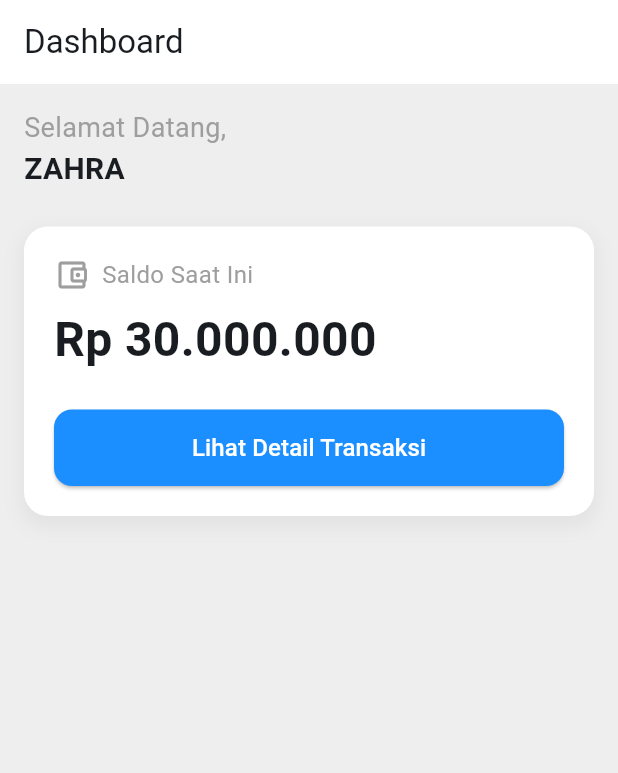
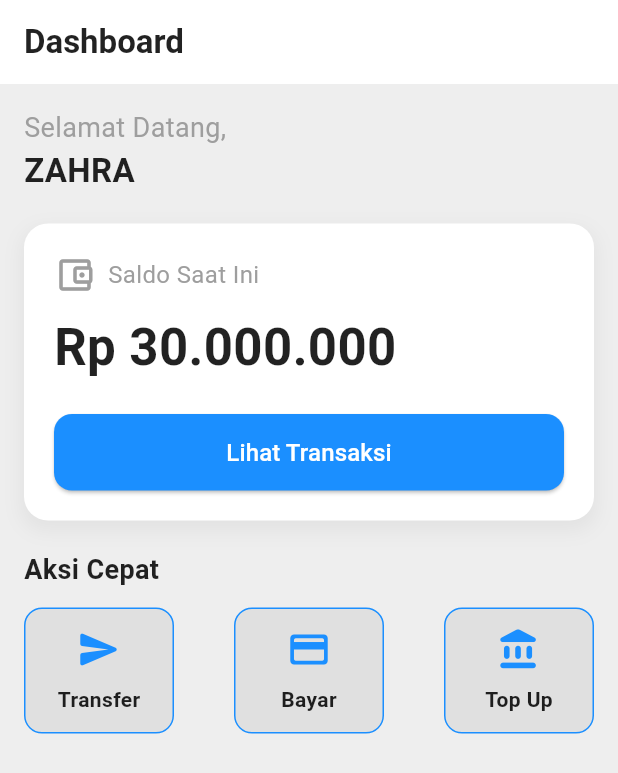
Before and after one commit to zyelous/prak-mobilelanjut-2317051049, a Flutter app: the DashboardScreen screen opened by its route, on a phone screen of 412 x 824 dp. Shown: the top 773 px of the screen. Run offline on Flutter 3.47's test engine with Material 3 defaults, Android fonts, the phone set to English and light mode, and no system bars.

Commit message:
Pertemuan-6

```diff
--- a/lib/main.dart
+++ b/lib/main.dart
@@ -2,6 +2,7 @@ import 'package:flutter/material.dart';
 import 'screens/login_screen.dart';
 import 'screens/signup_screen.dart';
 import 'screens/dashboard_screen.dart';
+import 'screens/splash_screen.dart';
 
 void main() {
   runApp(const JustduitApp());
@@ -10,7 +11,6 @@ void main() {
 class JustduitApp extends StatelessWidget {
   const JustduitApp({super.key});
 
-  // sementara: misal user sudah login
   final bool isLoggedIn = false;
 
   @override
@@ -47,6 +47,7 @@ class JustduitApp extends StatelessWidget {
         LoginScreen.route: (_) => const LoginScreen(),
         SignupScreen.route: (_) => const SignupScreen(),
         DashboardScreen.route: (_) => const DashboardScreen(),
+        SplashScreen.route: (_) => const SplashScreen(),
       },
     );
   }
--- a/lib/screens/dashboard_screen.dart
+++ b/lib/screens/dashboard_screen.dart
@@ -8,18 +8,26 @@ class DashboardScreen extends StatelessWidget {
   @override
   Widget build(BuildContext context) {
     return Scaffold(
-      backgroundColor: Colors.grey[200], // Latar belakang abu-abu muda
+      backgroundColor: Colors.grey[200],
       appBar: AppBar(
-        title: const Text('Dashboard'),
+        title: const Text(
+          'Dashboard',
+          style: TextStyle(
+            fontWeight: FontWeight.bold,
+            color: Colors.black87,
+          ),
+        ),
         backgroundColor: Colors.white,
+        elevation: 0,
         automaticallyImplyLeading: false,
       ),
       body: Padding(
-        padding: const EdgeInsets.all(16.0), // Biar ada jarak dari tepi layar
+        padding: const EdgeInsets.all(16.0),
+        child: SingleChildScrollView(
           child: Column(
-          crossAxisAlignment: CrossAxisAlignment.start, // Ratakan konten ke kiri
+            crossAxisAlignment: CrossAxisAlignment.start,
             children: [
-            // Teks Sapaan
+              // Header Sapaan
               const Text(
                 'Selamat Datang,',
                 style: TextStyle(
@@ -30,15 +38,16 @@ class DashboardScreen extends StatelessWidget {
               const Text(
                 'ZAHRA',
                 style: TextStyle(
-                fontSize: 20,
+                  fontSize: 22,
                   fontWeight: FontWeight.bold,
+                  color: Colors.black87,
                 ),
               ),
-            const SizedBox(height: 24), // Spasi antar elemen
+              const SizedBox(height: 20),
 
-            // --- Kartu Informasi Utama ---
-            Container(
-              width: double.infinity, // Lebar kartu memenuhi layar
+              AnimatedContainer(
+                duration: const Duration(milliseconds: 500),
+                width: double.infinity,
                 padding: const EdgeInsets.all(20.0),
                 decoration: BoxDecoration(
                   color: Colors.white,
@@ -55,12 +64,12 @@ class DashboardScreen extends StatelessWidget {
                 child: Column(
                   crossAxisAlignment: CrossAxisAlignment.start,
                   children: [
-                  // Baris: Menyajarkan ikon dan teks "Saldo"
                     Row(
                       children: [
                         Icon(
                           Icons.account_balance_wallet_outlined,
                           color: Colors.grey[500],
+                          size: 28,
                         ),
                         const SizedBox(width: 8),
                         const Text(
@@ -72,17 +81,16 @@ class DashboardScreen extends StatelessWidget {
                         ),
                       ],
                     ),
-                  const SizedBox(height: 8),
+                    const SizedBox(height: 10),
                     const Text(
                       'Rp 30.000.000',
                       style: TextStyle(
-                      fontSize: 32,
+                        fontSize: 34,
                         fontWeight: FontWeight.bold,
+                        color: Colors.black87,
                       ),
                     ),
-                  const SizedBox(height: 24),
-
-                  // Tombol Aksi di dalam kartu
+                    const SizedBox(height: 20),
                     SizedBox(
                       width: double.infinity,
                       child: ElevatedButton(
@@ -90,20 +98,84 @@ class DashboardScreen extends StatelessWidget {
                         style: ElevatedButton.styleFrom(
                           backgroundColor: const Color(0xFF1B8FFF),
                           foregroundColor: Colors.white,
-                        padding: const EdgeInsets.symmetric(
-                          vertical: 14,
-                        ),
+                          padding: const EdgeInsets.symmetric(vertical: 14),
                           shape: RoundedRectangleBorder(
                             borderRadius: BorderRadius.circular(12),
                           ),
                         ),
                         child: const Text(
-                        'Lihat Detail Transaksi',
+                          'Lihat Transaksi',
                           style: TextStyle(fontSize: 16),
                         ),
                       ),
                     ),
                   ],
+                ),
+              ),
+              const SizedBox(height: 20),
+
+              // Quick Actions
+              const Text(
+                'Aksi Cepat',
+                style: TextStyle(
+                  fontSize: 18,
+                  fontWeight: FontWeight.bold,
+                  color: Colors.black87,
+                ),
+              ),
+              const SizedBox(height: 12),
+              Row(
+                mainAxisAlignment: MainAxisAlignment.spaceBetween,
+                children: [
+                  _buildQuickActionButton(
+                    icon: Icons.send_rounded,
+                    label: 'Transfer',
+                    onTap: () {},
+                  ),
+                  _buildQuickActionButton(
+                    icon: Icons.payment_rounded,
+                    label: 'Bayar',
+                    onTap: () {},
+                  ),
+                  _buildQuickActionButton(
+                    icon: Icons.account_balance_rounded,
+                    label: 'Top Up',
+                    onTap: () {},
+                  ),
+                ],
+              ),
+            ],
+          ),
+        ),
+      ),
+    );
+  }
+
+  Widget _buildQuickActionButton({
+    required IconData icon,
+    required String label,
+    required VoidCallback onTap,
+  }) {
+    return GestureDetector(
+      onTap: onTap,
+      child: Container(
+        width: 100,
+        padding: const EdgeInsets.all(12.0),
+        decoration: BoxDecoration(
+          color: Colors.grey[300],
+          borderRadius: BorderRadius.circular(12.0),
+          border: Border.all(color: const Color(0xFF1B8FFF), width: 1),
+        ),
+        child: Column(
+          children: [
+            Icon(icon, size: 30, color: const Color(0xFF1B8FFF)),
+            const SizedBox(height: 8),
+            Text(
+              label,
+              style: const TextStyle(
+                fontSize: 14,
+                fontWeight: FontWeight.w600,
+                color: Colors.black87,
               ),
             ),
           ],
```
Also changed, not shown: lib/screens/login_screen.dart (+3 -8 lines), lib/screens/splash_screen.dart (added, +61 -0 lines). Lines whose indentation alone changed are shown as unchanged.
